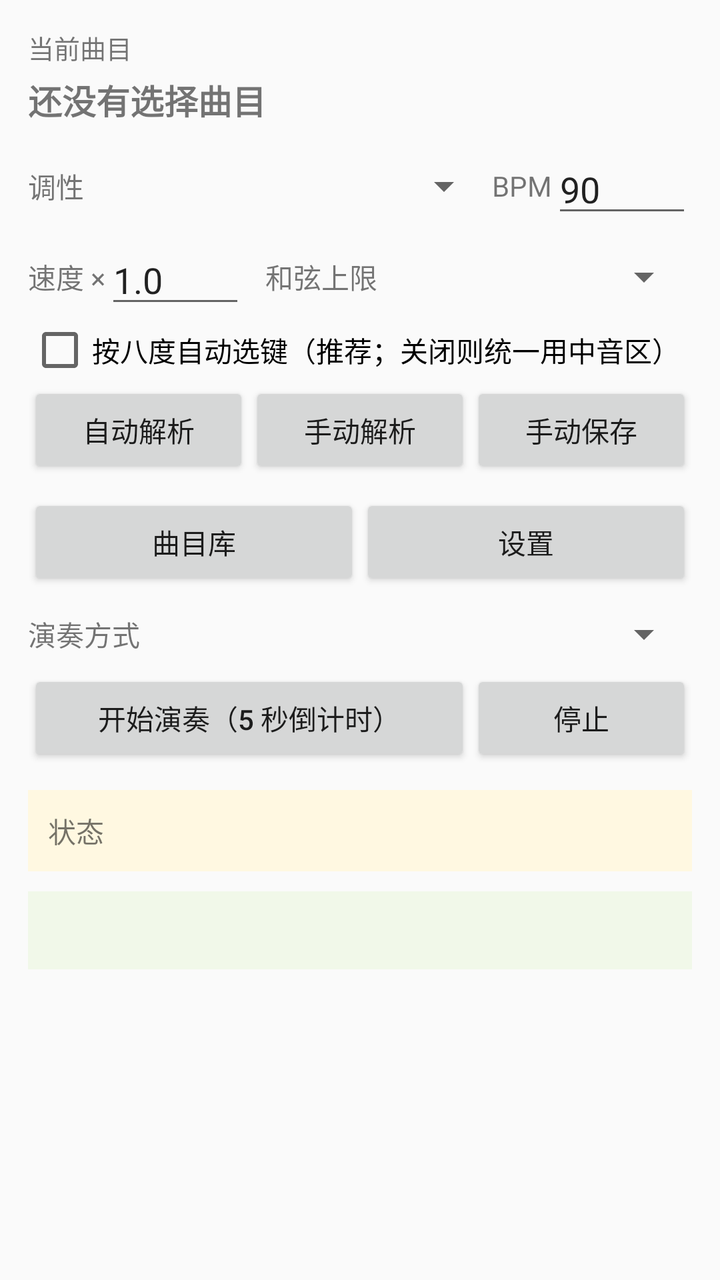
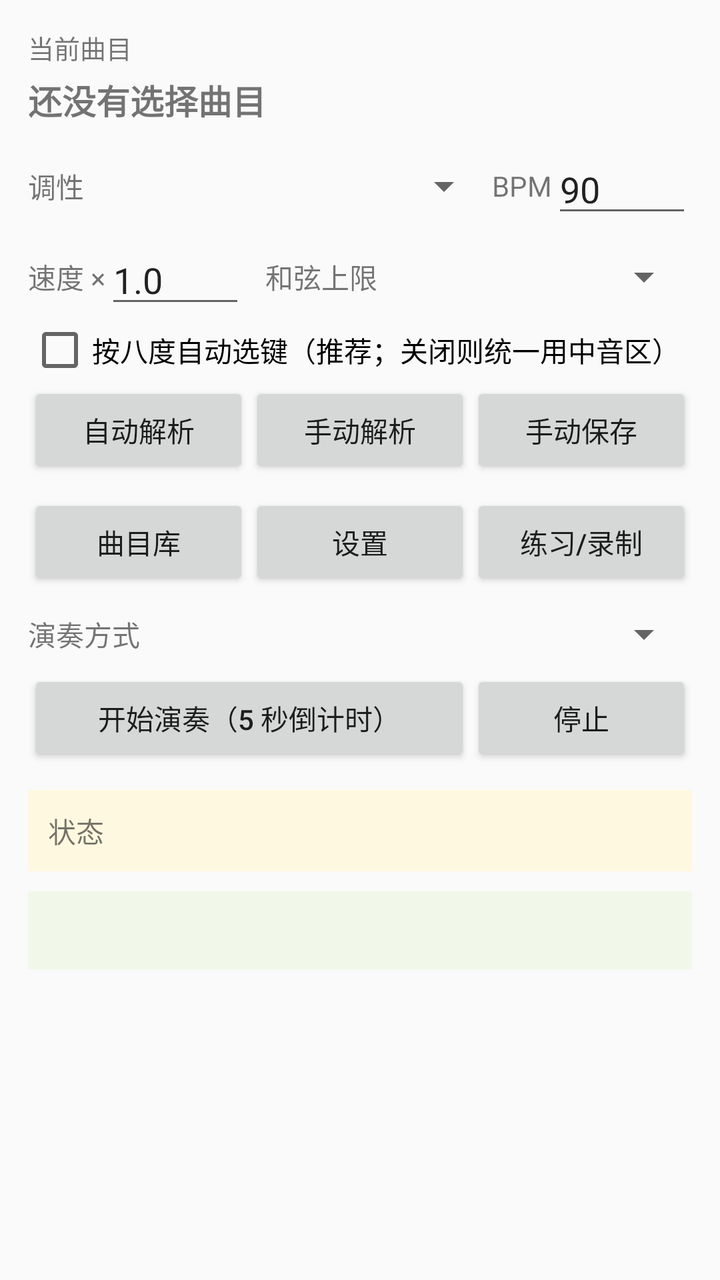

The first picture is an Android layout as it rendered before a commit; the second is the same layout after the commit. The layout source and the unified diff follow.
<!-- AndroidManifest.xml: application theme android:Theme.Material.Light.DarkActionBar -->
<!-- res/layout/activity_main.xml -->
<?xml version="1.0" encoding="utf-8"?>
<ScrollView xmlns:android="http://schemas.android.com/apk/res/android"
    android:layout_width="match_parent"
    android:layout_height="match_parent"
    android:fillViewport="true">

    <LinearLayout
        android:layout_width="match_parent"
        android:layout_height="wrap_content"
        android:orientation="vertical"
        android:padding="14dp">

        <TextView
            android:layout_width="match_parent"
            android:layout_height="wrap_content"
            android:text="当前曲目"
            android:textSize="13sp" />

        <TextView
            android:id="@+id/tv_song"
            android:layout_width="match_parent"
            android:layout_height="wrap_content"
            android:paddingTop="4dp"
            android:text="还没有选择曲目"
            android:textSize="17sp"
            android:textStyle="bold" />

        <LinearLayout
            android:layout_width="match_parent"
            android:layout_height="wrap_content"
            android:layout_marginTop="10dp"
            android:gravity="center_vertical"
            android:orientation="horizontal">

            <TextView
                android:layout_width="wrap_content"
                android:layout_height="wrap_content"
                android:text="调性" />

            <Spinner
                android:id="@+id/sp_key"
                android:layout_width="0dp"
                android:layout_height="wrap_content"
                android:layout_weight="1" />

            <TextView
                android:layout_width="wrap_content"
                android:layout_height="wrap_content"
                android:text="BPM" />

            <EditText
                android:id="@+id/et_bpm"
                android:layout_width="70dp"
                android:layout_height="wrap_content"
                android:inputType="number"
                android:text="90" />
        </LinearLayout>

        <LinearLayout
            android:layout_width="match_parent"
            android:layout_height="wrap_content"
            android:layout_marginTop="4dp"
            android:gravity="center_vertical"
            android:orientation="horizontal">

            <TextView
                android:layout_width="wrap_content"
                android:layout_height="wrap_content"
                android:text="速度 ×" />

            <EditText
                android:id="@+id/et_speed"
                android:layout_width="70dp"
                android:layout_height="wrap_content"
                android:inputType="numberDecimal"
                android:text="1.0" />

            <TextView
                android:layout_width="wrap_content"
                android:layout_height="wrap_content"
                android:layout_marginStart="10dp"
                android:text="和弦上限" />

            <Spinner
                android:id="@+id/sp_chord"
                android:layout_width="0dp"
                android:layout_height="wrap_content"
                android:layout_weight="1" />
        </LinearLayout>

        <CheckBox
            android:id="@+id/cb_zero"
            android:layout_width="match_parent"
            android:layout_height="wrap_content"
            android:text="按八度自动选键（推荐；关闭则统一用中音区）" />

        <LinearLayout
            android:layout_width="match_parent"
            android:layout_height="wrap_content"
            android:orientation="horizontal">

            <Button
                android:id="@+id/btn_auto_parse"
                android:layout_width="0dp"
                android:layout_height="wrap_content"
                android:layout_weight="1"
                android:text="自动解析" />

            <Button
                android:id="@+id/btn_reparse"
                android:layout_width="0dp"
                android:layout_height="wrap_content"
                android:layout_weight="1"
                android:text="手动解析" />

            <Button
                android:id="@+id/btn_save"
                android:layout_width="0dp"
                android:layout_height="wrap_content"
                android:layout_weight="1"
                android:text="手动保存" />
        </LinearLayout>

        <LinearLayout
            android:layout_width="match_parent"
            android:layout_height="wrap_content"
            android:layout_marginTop="8dp"
            android:orientation="horizontal">

            <Button
                android:id="@+id/btn_songs"
                android:layout_width="0dp"
                android:layout_height="wrap_content"
                android:layout_weight="1"
                android:text="曲目库" />

            <Button
                android:id="@+id/btn_settings"
                android:layout_width="0dp"
                android:layout_height="wrap_content"
                android:layout_weight="1"
                android:text="设置" />
        </LinearLayout>

        <LinearLayout
            android:layout_width="match_parent"
            android:layout_height="wrap_content"
            android:layout_marginTop="10dp"
            android:gravity="center_vertical"
            android:orientation="horizontal">

            <TextView
                android:layout_width="wrap_content"
                android:layout_height="wrap_content"
                android:text="演奏方式" />

            <Spinner
                android:id="@+id/sp_mode"
                android:layout_width="0dp"
                android:layout_height="wrap_content"
                android:layout_weight="1" />
        </LinearLayout>

        <LinearLayout
            android:layout_width="match_parent"
            android:layout_height="wrap_content"
            android:layout_marginTop="6dp"
            android:orientation="horizontal">

            <Button
                android:id="@+id/btn_play"
                android:layout_width="0dp"
                android:layout_height="wrap_content"
                android:layout_weight="2"
                android:text="开始演奏（5 秒倒计时）" />

            <Button
                android:id="@+id/btn_stop"
                android:layout_width="0dp"
                android:layout_height="wrap_content"
                android:layout_weight="1"
                android:text="停止" />
        </LinearLayout>

        <TextView
            android:id="@+id/tv_status"
            android:layout_width="match_parent"
            android:layout_height="wrap_content"
            android:layout_marginTop="12dp"
            android:background="#FFF8E1"
            android:padding="10dp"
            android:textSize="14sp"
            android:text="状态" />

        <TextView
            android:id="@+id/tv_preview"
            android:layout_width="match_parent"
            android:layout_height="wrap_content"
            android:layout_marginTop="10dp"
            android:background="#F1F8E9"
            android:padding="10dp"
            android:textSize="14sp"
            android:typeface="monospace" />
    </LinearLayout>
</ScrollView>
<!-- resources referenced by this layout -->
<resources>

</resources>

<!-- the commit's change to res/layout/activity_main.xml (unified diff, before → after) -->
@@ -140,6 +140,13 @@
                 android:layout_height="wrap_content"
                 android:layout_weight="1"
                 android:text="设置" />
+
+            <Button
+                android:id="@+id/btn_practice"
+                android:layout_width="0dp"
+                android:layout_height="wrap_content"
+                android:layout_weight="1"
+                android:text="练习/录制" />
         </LinearLayout>
 
         <LinearLayout
